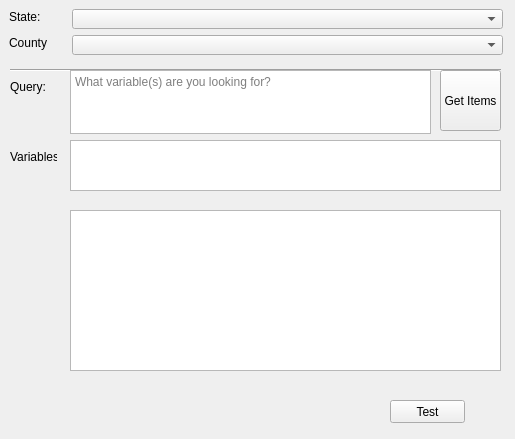
Above: CenVis2022_dialog_base.ui from sassani/cenvis2022 before the change. Below: the same form after it.
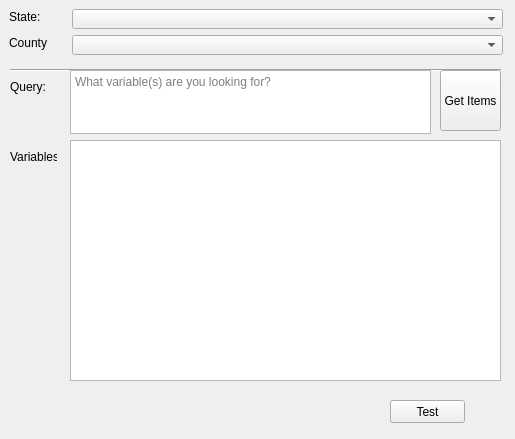
That is the form after the change. Icons and pictures are not drawn.

Commit message: ready to file download implementation

Diff of the .ui file:
```diff
--- a/CenVis2022_dialog_base.ui
+++ b/CenVis2022_dialog_base.ui
@@ -177,19 +177,6 @@
     <string>Variables:</string>
    </property>
   </widget>
-  <widget class="QListView" name="lstVariables">
-   <property name="geometry">
-    <rect>
-     <x>70</x>
-     <y>140</y>
-     <width>431</width>
-     <height>51</height>
-    </rect>
-   </property>
-   <property name="selectionMode">
-    <enum>QAbstractItemView::MultiSelection</enum>
-   </property>
-  </widget>
   <widget class="QPushButton" name="btnGetItems">
    <property name="geometry">
     <rect>
@@ -207,9 +194,9 @@
    <property name="geometry">
     <rect>
      <x>70</x>
-     <y>210</y>
+     <y>140</y>
      <width>431</width>
-     <height>161</height>
+     <height>241</height>
     </rect>
    </property>
    <property name="alternatingRowColors">
```
The commit also changes 2 other files.
